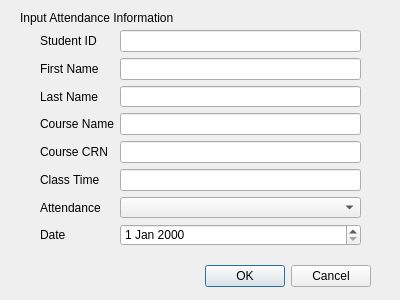
Above: ui/InputPopup.ui from jade-od/DM-Final-Project before the change. Below: the same form after it.
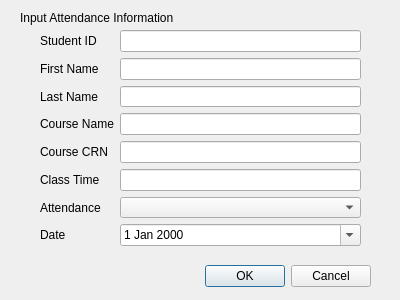
That is the form after the change.

```diff
--- a/ui/InputPopup.ui
+++ b/ui/InputPopup.ui
@@ -124,7 +124,11 @@
      </widget>
     </item>
     <item row="7" column="1">
-     <widget class="QDateEdit" name="dateEdit"/>
+     <widget class="QDateEdit" name="dateEdit">
+      <property name="calendarPopup">
+       <bool>true</bool>
+      </property>
+     </widget>
     </item>
    </layout>
   </widget>
```
